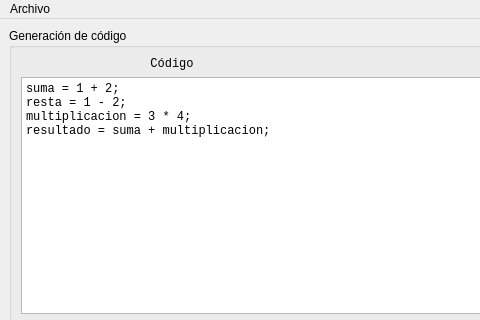
First picture: the form in Generación de código/mainwindow.ui, repository FFahrenheit/Traductores-II, before the edit; both pictures show x 0 to 480 and y 0 to 320 of the 959 by 647 pixel window.
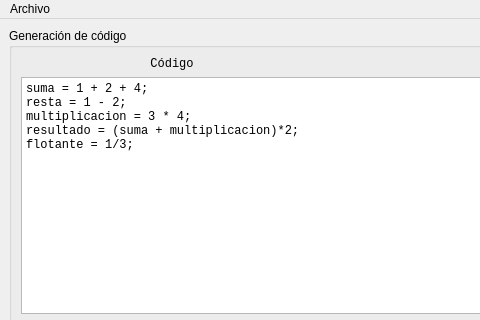
Second picture: the form after the edit.

Commit message: Detalles generacion de código

The edit to the form file:
```diff
--- a/Generación de código/mainwindow.ui
+++ b/Generación de código/mainwindow.ui
@@ -123,10 +123,11 @@
           </font>
          </property>
          <property name="plainText">
-          <string>suma = 1 + 2;
+          <string>suma = 1 + 2 + 4;
 resta = 1 - 2;
 multiplicacion = 3 * 4;
-resultado = suma + multiplicacion;</string>
+resultado = (suma + multiplicacion)*2;
+flotante = 1/3;</string>
          </property>
         </widget>
        </item>
```
The commit also changes 2 other files.
